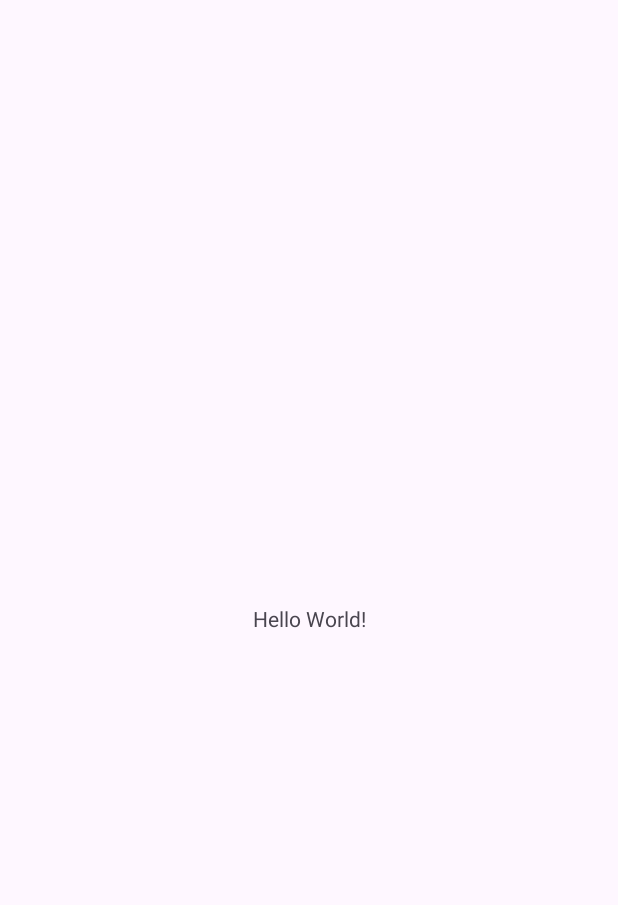
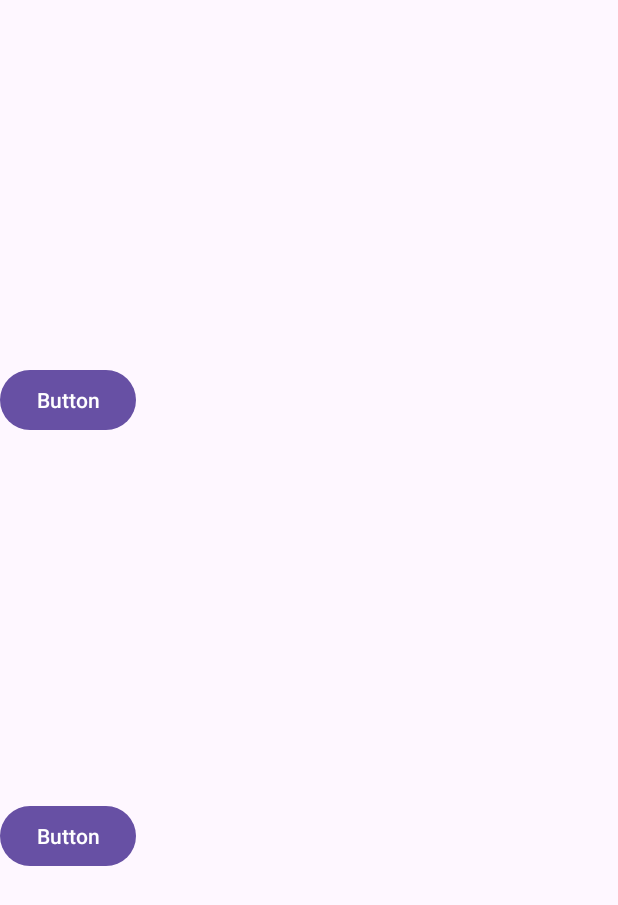
Before and after one commit to resuadam2/SolExamPMUL-dic23, an Android app: the screen it shows after launch (MainActivity), on a phone screen of 412 x 824 dp. Before the commit the part shown is almost empty. Shown: the top 905 px of the screen. Run offline under Robolectric (Android 15) with nearby library versions, the phone set to English and light mode, and no system bars.

Commit message:
adding basic structure

```diff
--- a/app/src/main/AndroidManifest.xml
+++ b/app/src/main/AndroidManifest.xml
@@ -13,6 +13,12 @@
         android:theme="@style/Theme.SolExamPMUL"
         tools:targetApi="31">
         <activity
+            android:name=".ejer2.Ejer2Activity"
+            android:exported="false" />
+        <activity
+            android:name=".ejer1.Ejer1Acivity"
+            android:exported="false" />
+        <activity
             android:name=".MainActivity"
             android:exported="true">
             <intent-filter>
--- a/app/src/main/java/com/resuadam2/solexampmul/MainActivity.java
+++ b/app/src/main/java/com/resuadam2/solexampmul/MainActivity.java
@@ -2,7 +2,12 @@ package com.resuadam2.solexampmul;
 
 import androidx.appcompat.app.AppCompatActivity;
 
+import android.content.Intent;
 import android.os.Bundle;
+import android.widget.Button;
+
+import com.resuadam2.solexampmul.ejer1.Ejer1Acivity;
+import com.resuadam2.solexampmul.ejer2.Ejer2Activity;
 
 public class MainActivity extends AppCompatActivity {
 
@@ -10,5 +15,18 @@ public class MainActivity extends AppCompatActivity {
     protected void onCreate(Bundle savedInstanceState) {
         super.onCreate(savedInstanceState);
         setContentView(R.layout.activity_main);
+
+        Button btnEjer1 = findViewById(R.id.btnEjer1);
+        Button btnEjer2 = findViewById(R.id.btnEjer2);
+
+        btnEjer1.setOnClickListener(v -> {
+            Intent intent = new Intent(MainActivity.this, Ejer1Acivity.class);
+            startActivity(intent);
+        });
+
+        btnEjer2.setOnClickListener(v -> {
+            Intent intent = new Intent(MainActivity.this, Ejer2Activity.class);
+            startActivity(intent);
+        });
     }
 }
--- a/app/src/main/res/layout/activity_main.xml
+++ b/app/src/main/res/layout/activity_main.xml
@@ -6,13 +6,23 @@
     android:layout_height="match_parent"
     tools:context=".MainActivity">
 
-    <TextView
+    <Button
+        android:id="@+id/btnEjer1"
         android:layout_width="wrap_content"
         android:layout_height="wrap_content"
-        android:text="Hello World!"
+        android:text="Button"
+        app:layout_constraintBottom_toTopOf="@+id/btnEjer2"
+        app:layout_constraintTop_toTopOf="parent"
+        tools:layout_editor_absoluteX="159dp" />
+
+    <Button
+        android:id="@+id/btnEjer2"
+        android:layout_width="wrap_content"
+        android:layout_height="wrap_content"
+        android:text="Button"
         app:layout_constraintBottom_toBottomOf="parent"
-        app:layout_constraintEnd_toEndOf="parent"
-        app:layout_constraintStart_toStartOf="parent"
-        app:layout_constraintTop_toTopOf="parent" />
-
+        app:layout_constraintEnd_toEndOf="@+id/btnEjer1"
+        app:layout_constraintHorizontal_bias="0.5"
+        app:layout_constraintStart_toStartOf="@+id/btnEjer1"
+        app:layout_constraintTop_toBottomOf="@+id/btnEjer1" />
 </androidx.constraintlayout.widget.ConstraintLayout>
```
Also changed, not shown: app/src/main/java/com/resuadam2/solexampmul/ejer1/Ejer1Acivity.java (added, +16 -0 lines), app/src/main/java/com/resuadam2/solexampmul/ejer2/Ejer2Activity.java (added, +16 -0 lines), app/src/main/res/layout/activity_ejer1.xml (added, +9 -0 lines), app/src/main/res/layout/activity_ejer2.xml (added, +9 -0 lines).
